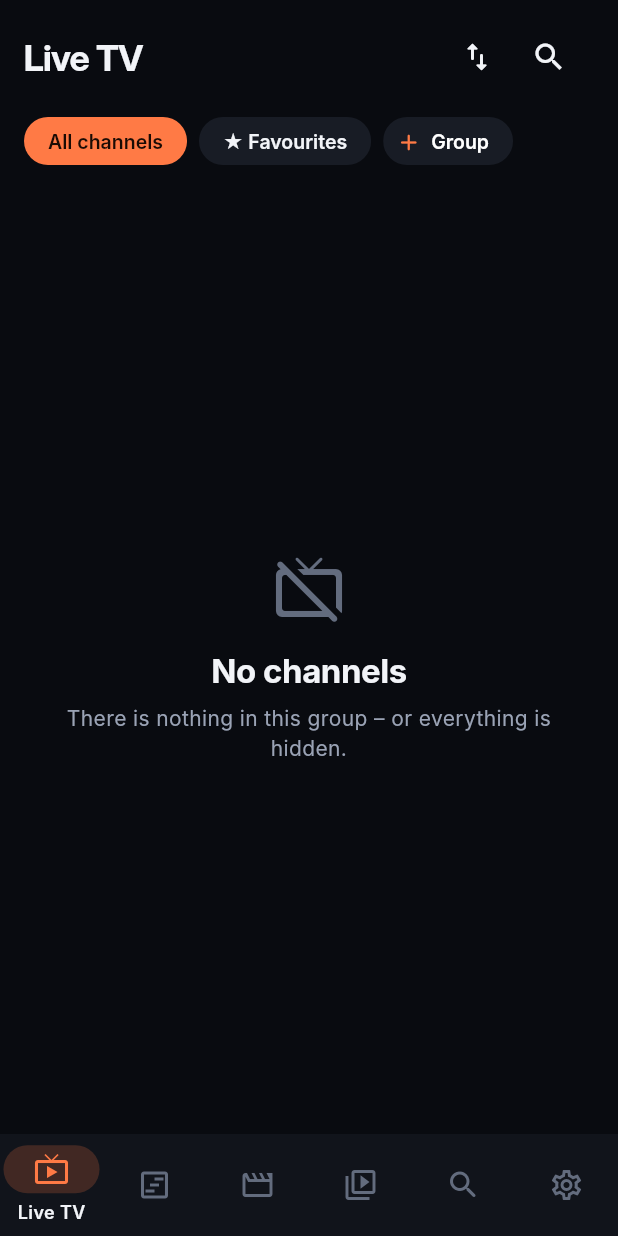
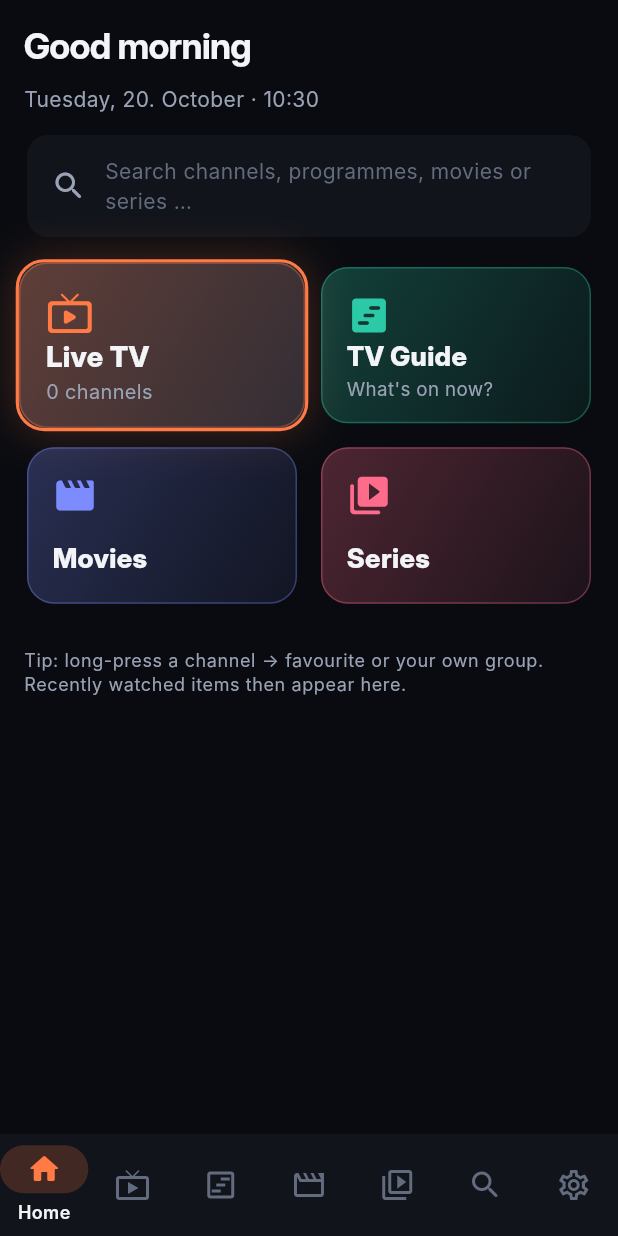
Before and after one commit to JasonConsultant/jason-stream-player, a Flutter app: the HomeShell screen opened directly, on a phone screen of 412 x 824 dp. Run offline on Flutter 3.47's test engine with Material 3 defaults, Android fonts, the phone set to English and light mode, and no system bars; our stand-ins replace cached_network_image, flutter_riverpod, local_auth, qr_flutter, shared_preferences; missing offline and left inert: media_kit, media_kit_video; accounts and stored records are empty.

Commit message:
1.0.1: Startseite, Länder-EPG-Vorschlag
Co-Authored-By: Claude Opus 5.5 <noreply@anthropic.com>
Claude-Session: https://claude.ai/code/session_01KLohtAVgvLc7ZtqzWxZ5y2

```diff
--- a/lib/l10n/arb/app_en.arb
+++ b/lib/l10n/arb/app_en.arb
@@ -494,5 +494,19 @@
   "updateKeepsData": "Installs over your app – portals and settings are kept.",
   "install": "Install",
   "checkUpdates": "Check for updates",
-  "checkUpdatesHint": "Install new versions directly in the app"
+  "checkUpdatesHint": "Install new versions directly in the app",
+  "showOnOpen": "Show on launch",
+  "showOnOpenHint": "Home page with overview or straight to Live TV",
+  "navStart": "Home",
+  "goodMorning": "Good morning",
+  "goodDay": "Good afternoon",
+  "goodEvening": "Good evening",
+  "searchEverything": "Search channels, programmes, movies or series …",
+  "whatsOnNow": "What's on now?",
+  "moviesCount": "{0} movies",
+  "seriesCount": "{0} series",
+  "myGroups": "My groups",
+  "homeTip": "Tip: long-press a channel → favourite or your own group. Recently watched items then appear here.",
+  "epgTooSlow": "Taking too long? With the {0} country EPG the guide is ready in seconds.",
+  "use": "Use"
 }
--- /dev/null
+++ b/lib/ui/home/home_screen.dart
@@ -0,0 +1,358 @@
+import 'package:flutter/material.dart';
+import 'package:flutter_riverpod/flutter_riverpod.dart';
+import 'package:intl/intl.dart';
+
+import '../../core/theme.dart';
+import '../../l10n/strings.dart';
+import '../../models/models.dart';
+import '../../state/my_groups.dart';
+import '../../state/providers.dart';
+import '../../state/vod_library.dart';
+import '../nav.dart';
+import '../vod/vod_screen.dart' show PosterCard, vodProgress, vodBadge;
+import '../widgets/artwork.dart';
+import '../widgets/common.dart';
+import '../widgets/focusable_tile.dart';
+
+/// Startseite: alles Wichtige auf einen Blick – zuletzt gesehene Sender,
+/// Favoriten, Weiterschauen bei Filmen/Serien und große Kacheln zu allen
+/// Bereichen.
+class HomeScreen extends ConsumerWidget {
+  /// Wechselt in der Hauptnavigation zu Tab [i] (1 = Live TV …).
+  final ValueChanged<int> onOpenTab;
+  const HomeScreen({super.key, required this.onOpenTab});
+
+  @override
+  Widget build(BuildContext context, WidgetRef ref) {
+    final narrow = MediaQuery.sizeOf(context).width < 600;
+    final pad = EdgeInsets.symmetric(horizontal: narrow ? 16 : 28);
+    final live = ref.watch(liveDataProvider).value;
+    final epg = ref.watch(epgProvider).value ?? const {};
+    final flags = ref.watch(channelFlagsProvider).value ?? ChannelFlags.empty;
+    final recents = ref.watch(recentProvider).value ?? const <String>[];
+    final myGroups = ref.watch(myGroupsProvider).value ?? const <MyGroup>[];
+    final lib = ref.watch(vodLibraryProvider).value ?? VodLibrary.empty;
+    final movies = ref.watch(moviesProvider).value?.items ?? const <VodItem>[];
+    final series = ref.watch(seriesProvider).value?.items ?? const <VodItem>[];
+    final storage = ref.watch(storageProvider).value;
+    ref.watch(minuteTickProvider);
+
+    final channels = live?.channels ?? const <Channel>[];
+    final byId = {for (final c in channels) c.id: c};
+    final recentCh = [
+      for (final id in recents)
+        if (byId[id] != null && !flags.isHidden(id)) byId[id]!,
+    ];
+    final favCh = channels
+        .where((c) => flags.favorites.contains(c.id) && !flags.isHidden(c.id))
+        .toList();
+
+    final vodById = {
+      for (final m in movies) 'm:${m.id}': m,
+      for (final s in series) 's:${s.id}': s,
+    };
+    final continueVod = <VodItem>[
+      for (final h in lib.history)
+        if (vodById['${h.series ? 's' : 'm'}:${h.id}'] != null)
+          vodById['${h.series ? 's' : 'm'}:${h.id}']!,
+    ];
+
+    final now = DateTime.now();
+    final greeting = now.hour < 11
+        ? tr('Guten Morgen')
+        : now.hour < 18
+            ? tr('Guten Tag')
+            : tr('Guten Abend');
+    final date = DateFormat('EEEE, d. MMMM', L10n.lang).format(now);
+    final t = Theme.of(context).textTheme;
+
+    return ListView(
+      padding: const EdgeInsets.only(bottom: 32),
+      children: [
+        PageHeader(greeting,
+            trailing: narrow
+                ? null
+                : Text('$date · ${hm.format(now)}',
+                    style: t.titleMedium?.copyWith(color: AppColors.textDim))),
+        if (narrow)
+          Padding(
+            padding: pad.copyWith(bottom: 12),
+            child: Text('$date · ${hm.format(now)}',
+                style: t.bodyMedium?.copyWith(color: AppColors.textDim)),
+          ),
+        // Suche – öffnet den Such-Tab
+        Padding(
+          padding: pad,
+          child: FocusableTile(
+            onTap: () => onOpenTab(5),
+            radius: BorderRadius.circular(14),
+            child: Container(
+              padding: const EdgeInsets.symmetric(horizontal: 16, vertical: 14),
+              decoration: BoxDecoration(
+                color: AppColors.surface,
+                borderRadius: BorderRadius.circular(14),
+              ),
+              child: Row(children: [
+                const Icon(Icons.search_rounded, color: AppColors.textDim),
+                const SizedBox(width: 12),
+                Expanded(
+                  child: Text(tr('Sender, Sendung, Film oder Serie suchen …'),
+                      style: const TextStyle(color: AppColors.textFaint)),
+                ),
+              ]),
+            ),
+          ),
+        ),
+        const SizedBox(height: 16),
+        // Große Kacheln
+        Padding(
+          padding: pad,
+          child: LayoutBuilder(builder: (context, box) {
+            final cols = box.maxWidth > 900 ? 4 : 2;
+            final tiles = [
+              _Tile(
+                  icon: Icons.live_tv_rounded,
+                  label: tr('Live TV'),
+                  info: trf('{0} Sender', [channels.length]),
+                  color: AppColors.accent,
+                  autofocus: true,
+                  onTap: () => onOpenTab(1)),
+              _Tile(
+                  icon: Icons.view_timeline_rounded,
+                  label: tr('TV-Guide'),
+                  info: tr('Was läuft jetzt?'),
+                  color: AppColors.catchup,
+                  onTap: () => onOpenTab(2)),
+              _Tile(
+                  icon: Icons.movie_rounded,
+                  label: tr('Filme'),
+                  info: movies.isEmpty ? '' : trf('{0} Filme', [movies.length]),
+                  color: const Color(0xFF7C8CFF),
+                  onTap: () => onOpenTab(3)),
+              _Tile(
+                  icon: Icons.video_library_rounded,
+                  label: tr('Serien'),
+                  info: series.isEmpty ? '' : trf('{0} Serien', [series.length]),
+                  color: const Color(0xFFFF6B8B),
+                  onTap: () => onOpenTab(4)),
+            ];
+            return GridView.count(
+              crossAxisCount: cols,
+              shrinkWrap: true,
+              physics: const NeverScrollableScrollPhysics(),
+              mainAxisSpacing: 12,
+              crossAxisSpacing: 12,
+              childAspectRatio: narrow ? 1.7 : 2.2,
+              children: tiles,
+            );
+          }),
+        ),
+        if (recentCh.isNotEmpty) ...[
+          _Heading(tr('Zuletzt gesehen'), pad),
+          _ChannelRow(
+              channels: recentCh.take(15).toList(),
+              all: channels,
+              epg: epg,
+              pad: pad),
+        ],
+        if (favCh.isNotEmpty) ...[
+          _Heading(tr('Favoriten'), pad),
+          _ChannelRow(channels: favCh, all: channels, epg: epg, pad: pad),
+        ],
+        if (continueVod.isNotEmpty) ...[
+          _Heading(tr('Weiterschauen'), pad),
+          SizedBox(
+            height: (narrow ? 110 : 140) / 0.52,
+            child: ListView.separated(
+              scrollDirection: Axis.horizontal,
+              padding: pad,
+              itemCount: continueVod.length.clamp(0, 15),
+              separatorBuilder: (_, __) => const SizedBox(width: 12),
+              itemBuilder: (_, i) => SizedBox(
+                width: narrow ? 110 : 140,
+                child: PosterCard(
+                  item: continueVod[i],
+                  progress: vodProgress(storage, continueVod[i], lib),
+                  badge: vodBadge(lib, continueVod[i]),
+                ),
+              ),
+            ),
+          ),
+        ],
+        if (myGroups.isNotEmpty) ...[
+          _Heading(tr('Meine Gruppen'), pad),
+          Padding(
+            padding: pad,
+            child: Wrap(spacing: 8, runSpacing: 8, children: [
+              for (final g in myGroups)
+                ActionChip(
+                  avatar: const Icon(Icons.folder_special_rounded,
+                      size: 18, color: AppColors.accent),
+                  label: Text('${g.name} · ${g.channels.length}'),
+                  onPressed: () => onOpenTab(1),
+                ),
+            ]),
+          ),
+        ],
+        if (recentCh.isEmpty && favCh.isEmpty && continueVod.isEmpty)
+          Padding(
+            padding: pad.copyWith(top: 28),
+            child: Text(
+              tr('Tipp: Sender lange drücken → Favorit oder eigene Gruppe. '
+                  'Zuletzt Gesehenes erscheint dann hier.'),
+              style: t.bodySmall,
+            ),
+          ),
+      ],
+    );
+  }
+}
+
+class _Heading extends StatelessWidget {
+  final String text;
+  final EdgeInsets pad;
+  const _Heading(this.text, this.pad);
+
+  @override
+  Widget build(BuildContext context) => Padding(
+        padding: pad.copyWith(top: 26, bottom: 10),
+        child: Text(text, style: Theme.of(context).textTheme.titleLarge),
+      );
+}
+
+class _Tile extends StatelessWidget {
+  final IconData icon;
+  final String label;
+  final String info;
+  final Color color;
+  final bool autofocus;
+  final VoidCallback onTap;
+  const _Tile({
+    required this.icon,
+    required this.label,
+    required this.info,
+    required this.color,
+    required this.onTap,
+    this.autofocus = false,
+  });
+
+  @override
+  Widget build(BuildContext context) => FocusableTile(
+        autofocus: autofocus,
+        scaleOnFocus: true,
+        onTap: onTap,
+        radius: BorderRadius.circular(18),
+        child: Container(
+          padding: const EdgeInsets.all(16),
+          decoration: BoxDecoration(
+            borderRadius: BorderRadius.circular(18),
+            gradient: LinearGradient(
+              begin: Alignment.topLeft,
+              end: Alignment.bottomRight,
+              colors: [color.withValues(alpha: 0.28), color.withValues(alpha: 0.08)],
+            ),
+            border: Border.all(color: color.withValues(alpha: 0.35)),
+          ),
+          child: Column(
+            crossAxisAlignment: CrossAxisAlignment.start,
+            mainAxisAlignment: MainAxisAlignment.spaceBetween,
+            children: [
+              Icon(icon, color: color, size: 30),
+              Column(crossAxisAlignment: CrossAxisAlignment.start, children: [
+                Text(label,
+                    style: const TextStyle(
+                        fontFamily: 'InterDisplay',
+                        fontSize: 18,
+                        fontWeight: FontWeight.w800,
+                        color: AppColors.text)),
+                if (info.isNotEmpty)
+                  Text(info,
+                      maxLines: 1,
+                      overflow: TextOverflow.ellipsis,
+                      style: const TextStyle(
+                          fontSize: 12.5, color: AppColors.textDim)),
+              ]),
+            ],
+          ),
+        ),
+      );
+}
+
+class _ChannelRow extends ConsumerWidget {
+  final List<Channel> channels;
+  final List<Channel> all;
+  final Map<String, List<EpgEntry>> epg;
+  final EdgeInsets pad;
+  const _ChannelRow(
+      {required this.channels,
+      required this.all,
+      required this.epg,
+      required this.pad});
+
+  @override
+  Widget build(BuildContext context, WidgetRef ref) {
+    final narrow = MediaQuery.sizeOf(context).width < 600;
+    final w = narrow ? 150.0 : 190.0;
+    return SizedBox(
+      height: 132,
+      child: ListView.separated(
+        scrollDirection: Axis.horizontal,
+        padding: pad,
+        itemCount: channels.length,
+        separatorBuilder: (_, __) => const SizedBox(width: 10),
+        itemBuilder: (_, i) {
+          final c = channels[i];
+          final now = nowPlaying(epg, c);
+          if (epgOf(epg, c).isEmpty) {
+            ref.read(epgProvider.notifier).want(c);
+          }
+          final p = now == null
+              ? null
+              : (DateTime.now().difference(now.start).inSeconds /
+                      now.duration.inSeconds)
+                  .clamp(0.0, 1.0);
+          return SizedBox(
+            width: w,
+            child: FocusableTile(
+              onTap: () => playChannel(context, ref, c, all),
+              child: Padding(
+                padding: const EdgeInsets.all(12),
+                child: Column(
+                  crossAxisAlignment: CrossAxisAlignment.start,
+                  children: [
+                    Row(children: [
+                      ChannelLogo(name: c.name, url: c.logoUrl, size: 34),
+                      const SizedBox(width: 8),
+                      Expanded(
+                        child: Text(c.name,
+                            maxLines: 2,
+                            overflow: TextOverflow.ellipsis,
+                            style: const TextStyle(
+                                fontSize: 12.5,
+                                fontWeight: FontWeight.w700,
+                                color: AppColors.text)),
+                      ),
+                    ]),
+                    const Spacer(),
+                    Text(now?.title ?? tr('Keine Programminfo'),
+                        maxLines: 2,
+                        overflow: TextOverflow.ellipsis,
+                        style: TextStyle(
+                            fontSize: 12,
+                            color: now == null
+                                ? AppColors.textFaint
+                                : AppColors.textDim)),
+                    if (p != null) ...[
+                      const SizedBox(height: 6),
+                      ThinProgress(value: p, height: 3),
+                    ],
+                  ],
+                ),
+              ),
+            ),
+          );
+        },
+      ),
+    );
+  }
+}
--- a/lib/ui/settings/settings_screen.dart
+++ b/lib/ui/settings/settings_screen.dart
@@ -189,6 +189,23 @@ class SettingsScreen extends ConsumerWidget {
                           refresh();
                         },
                       ),
+                    _Item(
+                      icon: Icons.home_rounded,
+                      title: tr('Beim Öffnen zeigen'),
+                      subtitle: tr('Startseite mit Übersicht oder direkt Live TV'),
+                      trailing: _Pill(
+                          storage.option('starttab', 'home') == 'live'
+                              ? tr('Live TV')
+                              : tr('Start'),
+                          accent: true),
+                      onTap: () async {
+                        final next = storage.option('starttab', 'home') == 'live'
+                            ? 'home'
+                            : 'live';
+                        await storage.setOption('starttab', next);
+                        refresh();
+                      },
+                    ),
                     _Switch(
                       icon: Icons.play_circle_outline_rounded,
                       title: tr('Mit letztem Sender starten'),
--- a/lib/ui/shell/home_shell.dart
+++ b/lib/ui/shell/home_shell.dart
@@ -7,6 +7,7 @@ import '../../app.dart';
 import '../../core/theme.dart';
 import '../../state/providers.dart';
 import '../guide/guide_screen.dart';
+import '../home/home_screen.dart';
 import '../live/live_screen.dart';
 import '../portals/portal_switcher.dart';
 import '../search/search_screen.dart';
@@ -24,6 +25,7 @@ class _Dest {
 }
 
 const _dests = [
+  _Dest('Start', Icons.home_outlined, Icons.home_rounded),
   _Dest('Live TV', Icons.live_tv_outlined, Icons.live_tv),
   _Dest('TV-Guide', Icons.view_timeline_outlined, Icons.view_timeline),
   _Dest('Filme', Icons.movie_outlined, Icons.movie),
@@ -41,7 +43,10 @@ class HomeShell extends ConsumerStatefulWidget {
 }
 
 class _HomeShellState extends ConsumerState<HomeShell> {
-  late int _index = initialTabFromLaunch();
+  late int _index = initialTabFromLaunch() ??
+      (ref.read(storageProvider).value?.option('starttab', 'home') == 'live'
+          ? 1
+          : 0);
   final _visited = <int>{};
 
   @override
@@ -100,11 +105,12 @@ class _HomeShellState extends ConsumerState<HomeShell> {
   }
 
   Widget _page(int i) => switch (i) {
-        0 => const LiveScreen(),
-        1 => const GuideScreen(),
-        2 => const VodScreen(series: false),
-        3 => const VodScreen(series: true),
-        4 => const SearchScreen(),
+        0 => HomeScreen(onOpenTab: (t) => setState(() => _index = t)),
+        1 => const LiveScreen(),
+        2 => const GuideScreen(),
+        3 => const VodScreen(series: false),
+        4 => const VodScreen(series: true),
+        5 => const SearchScreen(),
         _ => const SettingsScreen(),
       };
 }
--- a/lib/ui/shell/launch.dart
+++ b/lib/ui/shell/launch.dart
@@ -9,13 +9,16 @@ import '../nav.dart';
 
 /// Startparameter für die Web-Vorschau (z. B. ?demo=1&screen=guide).
 /// Auf Android/iOS gibt es keine Parameter – dort startet immer „Live TV“.
-int initialTabFromLaunch() => switch (PlatformInfo.launchParams['screen']) {
-      'guide' => 1,
-      'movies' || 'movie' => 2,
-      'series' || 'seriesdetail' => 3,
-      'search' => 4,
-      'settings' => 5,
-      _ => 0,
+/// null = kein Parameter → Start-Tab laut Einstellung.
+int? initialTabFromLaunch() => switch (PlatformInfo.launchParams['screen']) {
+      'home' => 0,
+      'live' || 'player' || 'archive' || 'replay' => 1,
+      'guide' => 2,
+      'movies' || 'movie' || 'vodplayer' => 3,
+      'series' || 'seriesdetail' => 4,
+      'search' => 5,
+      'settings' => 6,
+      _ => null,
     };
 
 Future<void> runLaunchAction(BuildContext context, WidgetRef ref) async {
--- a/pubspec.yaml
+++ b/pubspec.yaml
@@ -1,7 +1,7 @@
 name: jason_stream_player
 description: Jason Stream Player – IPTV player for Android, Android TV and iOS.
 publish_to: "none"
-version: 1.0.0+16
+version: 1.0.1+17
 
 environment:
   sdk: ">=3.4.0 <4.0.0"
```
Also changed, not shown: lib/l10n/arb/app_de.arb (+33 -1 lines), lib/l10n/arb/app_tr.arb (+15 -1 lines), lib/state/providers.dart (+20 -2 lines), lib/ui/guide/guide_screen.dart (+50 -3 lines), lib/ui/settings/epg_sources_screen.dart (+32 -1 lines), lib/l10n/translations.g.dart, 1 other file.
